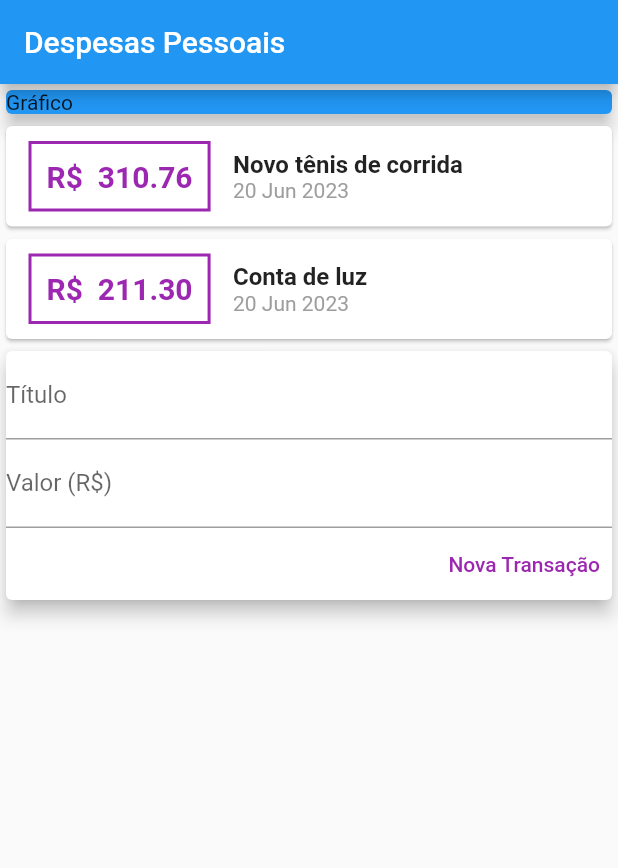
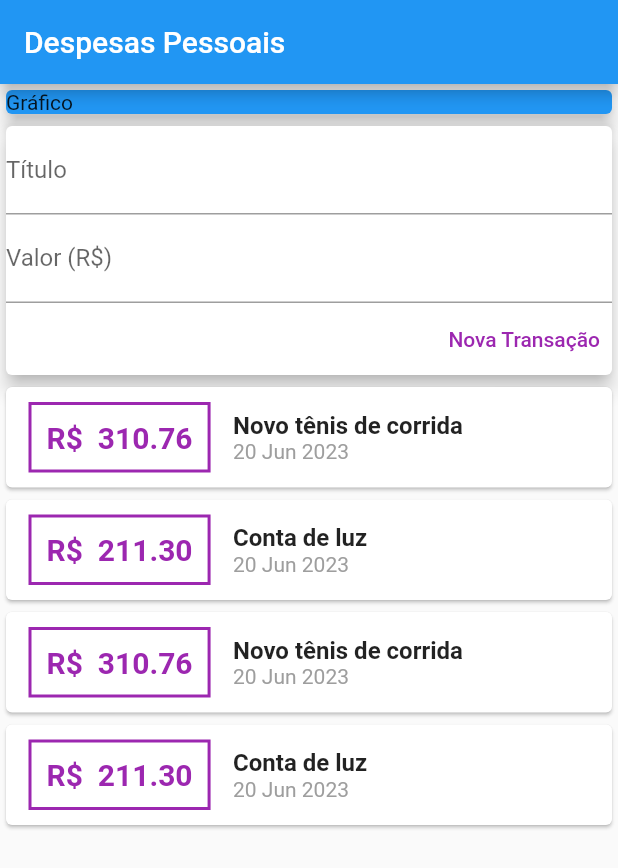
Before and after one commit to victorb132/expenses, a Flutter app: the screen it shows after launch, after a tap on "Nova Transação", on a phone screen of 412 x 824 dp. Shown: the top 868 px of the screen. Run offline on Flutter 3.47's test engine with Material 2 defaults, Android fonts, the phone set to English and light mode, and no system bars.

Commit message:
feature/listview

```diff
--- a/lib/components/transaction_form.dart
+++ b/lib/components/transaction_form.dart
@@ -4,7 +4,9 @@ class TransactionForm extends StatelessWidget {
   final titleController = TextEditingController();
   final valueController = TextEditingController();
 
-  TransactionForm({super.key});
+  final void Function(String, double) onSubmit;
+
+  TransactionForm(this.onSubmit, {super.key});
 
   @override
   Widget build(BuildContext context) {
@@ -32,8 +34,9 @@ class TransactionForm extends StatelessWidget {
                   primary: Colors.purple,
                 ),
                 onPressed: () {
-                  print(titleController.text);
-                  print(valueController.text);
+                  final title = titleController.text;
+                  final value = double.tryParse(valueController.text) ?? 0.0;
+                  onSubmit(title, value);
                 },
                 child: const Text('Nova Transação'),
               ),
--- a/lib/components/transaction_list.dart
+++ b/lib/components/transaction_list.dart
@@ -9,8 +9,13 @@ class TransactionList extends StatelessWidget {
 
   @override
   Widget build(BuildContext context) {
-    return Column(
-      children: transactions.map((tr) {
+    return Container(
+      height: 300,
+      child: ListView.builder(
+        itemCount: transactions.length,
+        itemBuilder: (ctx, index) {
+          final tr = transactions[index];
+
           return Card(
             child: Row(
               children: [
@@ -52,7 +57,8 @@ class TransactionList extends StatelessWidget {
               ],
             ),
           );
-      }).toList(),
+        },
+      ),
     );
   }
 }
--- a/lib/components/transaction_user.dart
+++ b/lib/components/transaction_user.dart
@@ -1,3 +1,5 @@
+import 'dart:math';
+
 import 'package:expenses/components/transaction_form.dart';
 import 'package:expenses/components/transaction_list.dart';
 import 'package:flutter/material.dart';
@@ -24,15 +26,64 @@ class _TransactionUserState extends State<TransactionUser> {
       title: 'Conta de luz',
       value: 211.30,
       date: DateTime.now(),
-    )
+    ),
+    Transaction(
+      id: 't1',
+      title: 'Novo tênis de corrida',
+      value: 310.76,
+      date: DateTime.now(),
+    ),
+    Transaction(
+      id: 't2',
+      title: 'Conta de luz',
+      value: 211.30,
+      date: DateTime.now(),
+    ),
+    Transaction(
+      id: 't1',
+      title: 'Novo tênis de corrida',
+      value: 310.76,
+      date: DateTime.now(),
+    ),
+    Transaction(
+      id: 't2',
+      title: 'Conta de luz',
+      value: 211.30,
+      date: DateTime.now(),
+    ),
+    Transaction(
+      id: 't1',
+      title: 'Novo tênis de corrida',
+      value: 310.76,
+      date: DateTime.now(),
+    ),
+    Transaction(
+      id: 't2',
+      title: 'Conta de luz',
+      value: 211.30,
+      date: DateTime.now(),
+    ),
   ];
+
+  _addTransaction(String title, double value) {
+    final newTransaction = Transaction(
+      id: Random().nextDouble().toString(),
+      title: title,
+      value: value,
+      date: DateTime.now(),
+    );
+
+    setState(() {
+      _transactions.add(newTransaction);
+    });
+  }
 
   @override
   Widget build(BuildContext context) {
     return Column(
       children: [
+        TransactionForm(_addTransaction),
         TransactionList(_transactions),
-        TransactionForm(),
       ],
     );
   }
```
Lines whose indentation alone changed are shown as unchanged.
